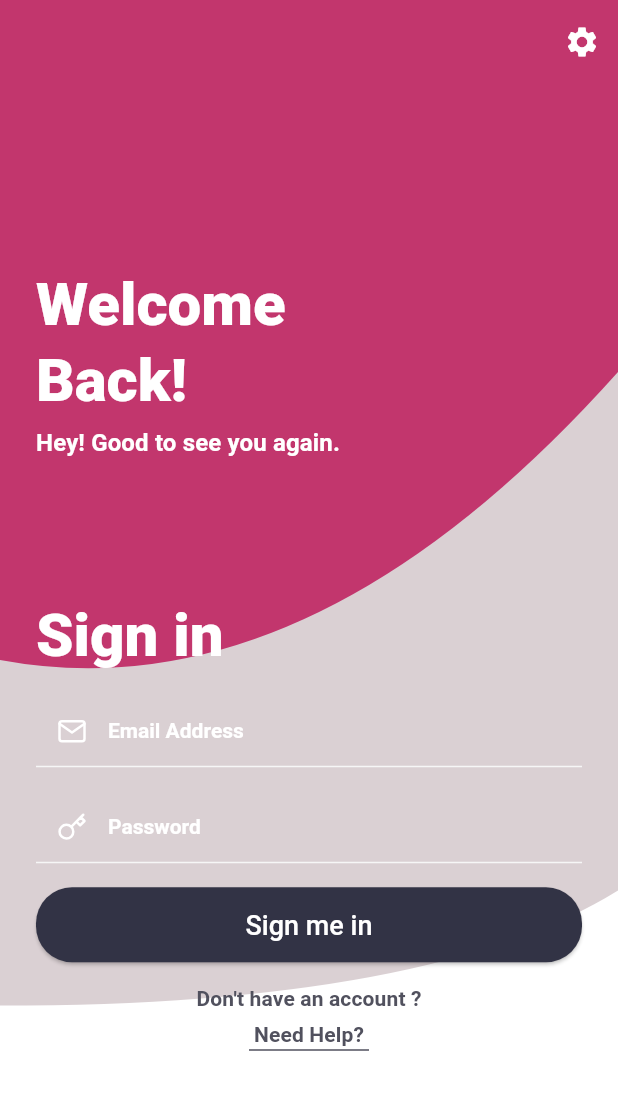
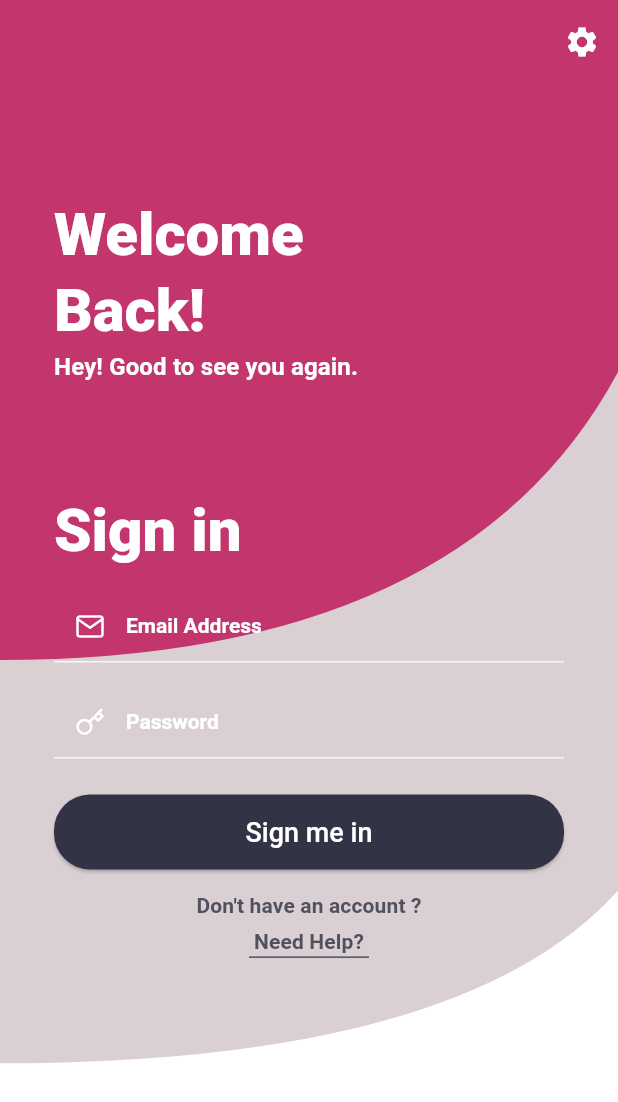
Before and after one commit to david-legend/login_catalog, a Flutter app: the screen it shows after launch, on a phone screen of 412 x 824 dp. Shown: the top 1102 px of the screen. Run offline on Flutter 3.47's test engine with Material 2 defaults, Android fonts, the phone set to English and light mode, and no system bars; our stand-ins replace auto_route, flutter_feather_icons, google_fonts.

Commit message:
added more accuracy to clip paths

```diff
--- a/lib/screens/login_design_1/login_screen_1.dart
+++ b/lib/screens/login_design_1/login_screen_1.dart
@@ -40,10 +40,11 @@ class LoginScreen1 extends StatelessWidget {
             ),
           ),
           Container(
-            margin: const EdgeInsets.symmetric(horizontal: 24),
+            margin: const EdgeInsets.symmetric(horizontal: Sizes.MARGIN_36),
             child: Column(
-              mainAxisAlignment: MainAxisAlignment.center,
               children: <Widget>[
+                //10% of the height of screen
+                SizedBox(height: heightOfScreen * 0.1,),
                 ListBody(
                   children: <Widget>[
                     Text(
@@ -61,7 +62,7 @@ class LoginScreen1 extends StatelessWidget {
                         fontWeight: FontWeight.w900,
                       ),
                     ),
-                    SpaceH8(),
+                    SpaceH4(),
                     Text(
                       StringConst.SIGN_IN_MSG,
                       style: textTheme.subtitle.copyWith(
@@ -70,7 +71,7 @@ class LoginScreen1 extends StatelessWidget {
                         fontWeight: FontWeight.w600,
                       ),
                     ),
-                    SpaceH96(),
+                    SizedBox(height: heightOfScreen * 0.1,),
                     Text(
                       StringConst.SIGN_IN,
                       style: textTheme.headline.copyWith(
@@ -104,7 +105,7 @@ class LoginScreen1 extends StatelessWidget {
                     size: Sizes.ICON_SIZE_20,
                   ),
                 ),
-                SpaceH16(),
+                SpaceH24(),
                 CustomButton(
                   title: StringConst.SIGN_ME_IN,
                   textStyle: textTheme.button,
--- a/lib/screens/login_design_1/signup_screen_1.dart
+++ b/lib/screens/login_design_1/signup_screen_1.dart
@@ -49,7 +49,7 @@ class SignUpScreen1 extends StatelessWidget {
             ),
           ),
           Container(
-            margin: const EdgeInsets.symmetric(horizontal: 24),
+            margin: const EdgeInsets.symmetric(horizontal: Sizes.MARGIN_36),
             child: Column(
               mainAxisAlignment: MainAxisAlignment.center,
               children: <Widget>[
--- a/lib/values/sizes.dart
+++ b/lib/values/sizes.dart
@@ -112,6 +112,7 @@ class Sizes {
   static const double MARGIN_46 = 46.0;
   static const double MARGIN_44 = 44.0;
   static const double MARGIN_40 = 40.0;
+  static const double MARGIN_36 = 36.0;
   static const double MARGIN_32 = 32.0;
   static const double MARGIN_30 = 30.0;
   static const double MARGIN_24 = 24.0;
--- a/lib/widgets/custom_shape_clippers.dart
+++ b/lib/widgets/custom_shape_clippers.dart
@@ -4,10 +4,10 @@ class CustomLoginShapeClipper1 extends CustomClipper<Path> {
   @override
   getClip(Size size) {
     final Path path = Path();
-    path.lineTo(0.0, size.height / 2);
+    path.lineTo(0.0, size.height * 0.5);
 
-    var firstEndpoint = Offset(size.width, size.height / 4);
-    var firstControlPoint = Offset(size.width / 2, (size.height / 2) * 1.1);
+    var firstEndpoint = Offset(size.width, size.height * 0.25);
+    var firstControlPoint = Offset(size.width * 0.75 , size.height * 0.5);
 
     path.quadraticBezierTo(firstControlPoint.dx, firstControlPoint.dy,
         firstEndpoint.dx, firstEndpoint.dy);
@@ -29,11 +29,11 @@ class CustomLoginShapeClipper2 extends CustomClipper<Path> {
   @override
   getClip(Size size) {
     final Path path = Path();
-    path.lineTo(0.0, size.height * 0.8);
+    path.lineTo(0.0, size.height * 0.85);
 
 
     var firstEndpoint = Offset(size.width, size.height * 0.7);
-    var firstControlPoint = Offset(size.width * 0.70, size.height * 0.8);
+    var firstControlPoint = Offset(size.width * 0.75, size.height * 0.85);
 
     path.quadraticBezierTo(firstControlPoint.dx, firstControlPoint.dy,
         firstEndpoint.dx, firstEndpoint.dy);
```
